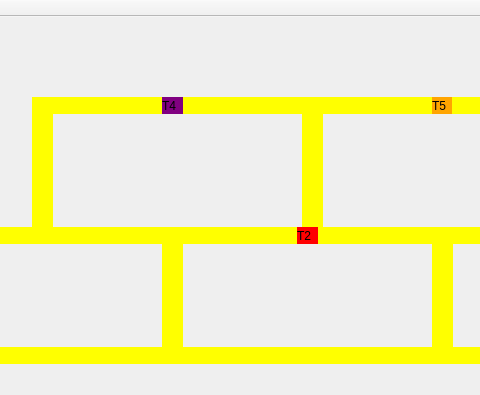
The window that mainwindow.ui (JoabUrbano/projetoTrensMutex) describes before a commit, drawn with Qt 5; both pictures show x 168 to 648 and y 0 to 395 of the 939 by 1026 pixel window.
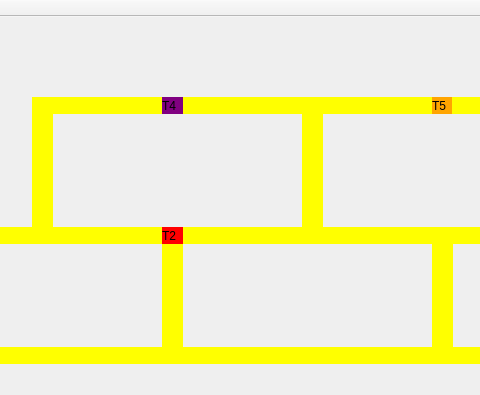
The same window after the commit.

The edit to the form file:
```diff
--- a/mainwindow.ui
+++ b/mainwindow.ui
@@ -145,7 +145,7 @@
    <widget class="QLabel" name="label_trem2">
     <property name="geometry">
      <rect>
-      <x>465</x>
+      <x>330</x>
       <y>210</y>
       <width>21</width>
       <height>17</height>
```
